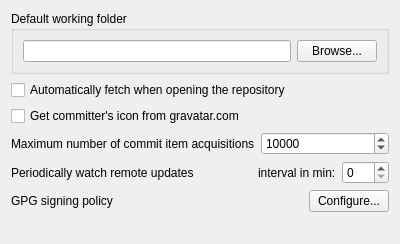
Before: the Qt Designer form src/SettingBehaviorForm.ui in soramimi/Guitar, drawn with Qt 5.
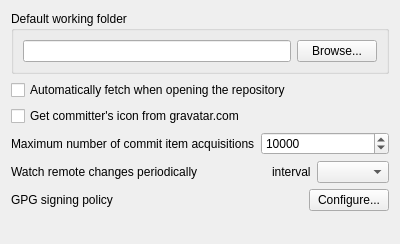
After: the same form once the commit is applied.

What changed in the file:
```diff
--- a/src/SettingBehaviorForm.ui
+++ b/src/SettingBehaviorForm.ui
@@ -83,9 +83,9 @@
    <item>
     <layout class="QHBoxLayout" name="horizontalLayout_2">
      <item>
-      <widget class="QLabel" name="label_3">
+      <widget class="QLabel" name="label_4">
        <property name="text">
-        <string>Periodically watch remote updates</string>
+        <string>Watch remote changes periodically</string>
        </property>
       </widget>
      </item>
@@ -103,18 +103,14 @@
       </spacer>
      </item>
      <item>
-      <widget class="QLabel" name="label_4">
+      <widget class="QLabel" name="label_3">
        <property name="text">
-        <string>interval in min:</string>
+        <string>interval</string>
        </property>
       </widget>
      </item>
      <item>
-      <widget class="QSpinBox" name="spinBox_watch_remote_min">
-       <property name="maximum">
-        <number>120</number>
-       </property>
-      </widget>
+      <widget class="QComboBox" name="comboBox_watch_remote_changes"/>
      </item>
     </layout>
    </item>
```
Left out of the diff: 1 changed line with no effect on the pictures.
